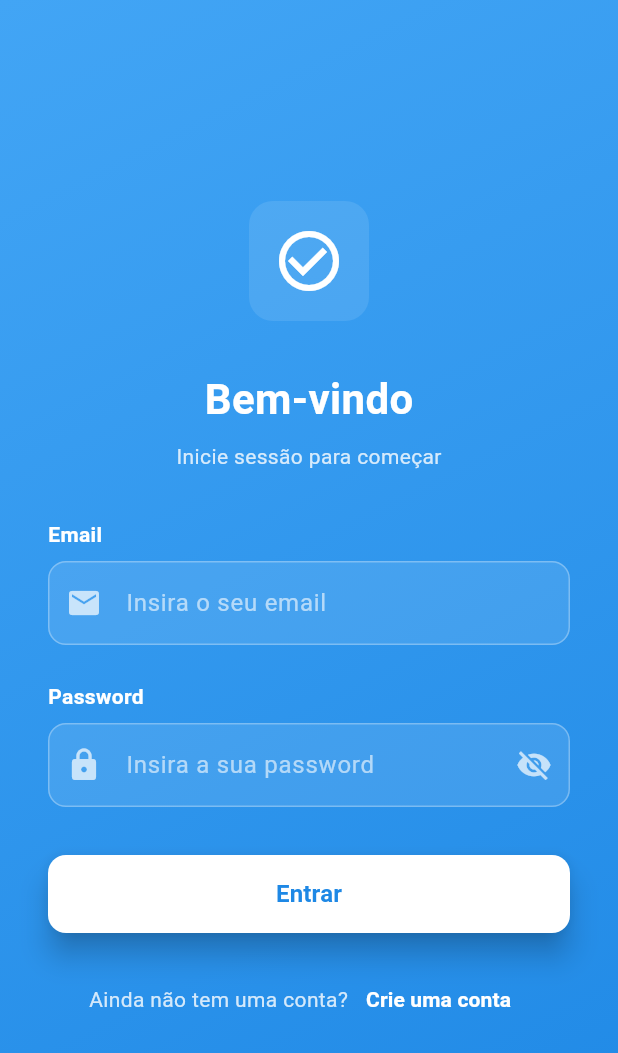
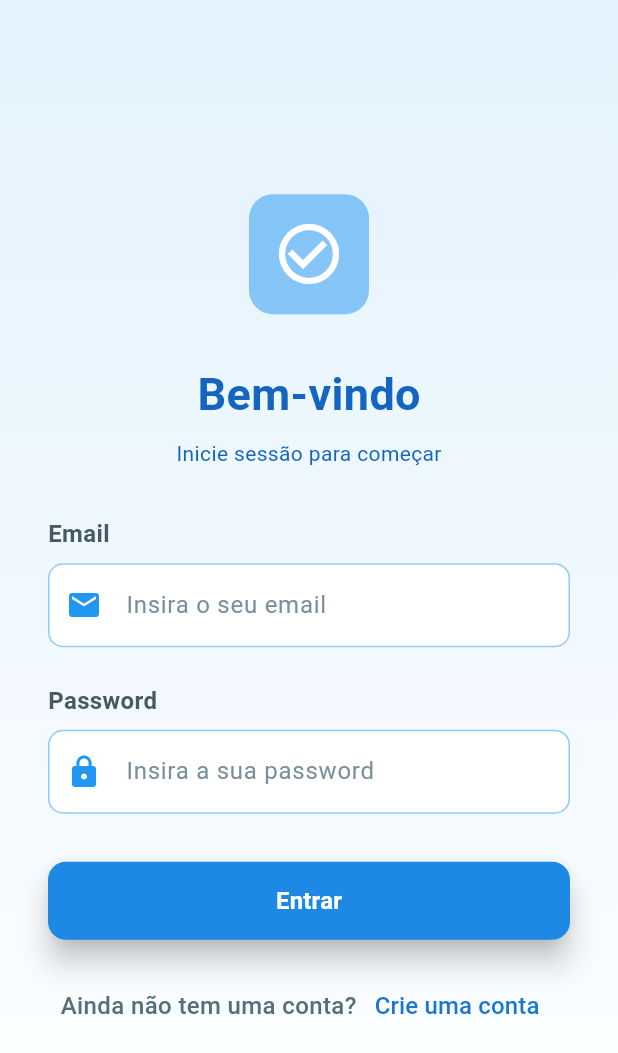
Before and after one commit to Bea-Henriques/PAP, a Flutter app: the screen it shows after launch, after a tap on "Inicie sessão", on a phone screen of 412 x 824 dp. Shown: the top 1053 px of the screen. Run offline on Flutter 3.47's test engine with Material 3 defaults, Android fonts, the phone set to English and light mode, and no system bars; our stand-ins replace cloud_firestore, firebase_auth, firebase_core; accounts and stored records are empty.

Commit message:
style: alterações nas cores do design das páginas de autenticação

```diff
--- a/doit_app/lib/screens/login_screen.dart
+++ b/doit_app/lib/screens/login_screen.dart
@@ -30,9 +30,9 @@
         // Background gradient
         decoration: BoxDecoration(
           gradient: LinearGradient(
-            begin: Alignment.topLeft,
-            end: Alignment.bottomRight,
-            colors: [Colors.blue.shade400, Colors.blue.shade600],
+            begin: Alignment.topCenter,
+            end: Alignment.bottomCenter,
+            colors: [Colors.blue.shade50, Colors.white],
           ),
         ),
         child: Center(
@@ -46,7 +46,7 @@
                   Container(
                     padding: const EdgeInsets.all(16),
                     decoration: BoxDecoration(
-                      color: Colors.white.withOpacity(0.1),
+                      color: Colors.blue.shade500.withOpacity(0.5),
                       borderRadius: BorderRadius.circular(16),
                     ),
                     child: Icon(
@@ -60,15 +60,15 @@
                   // Title
                   CustomText(
                     text: 'Bem-vindo',
-                    fontSize: 28,
+                    fontSize: 30,
                     fontWeight: FontWeight.bold,
-                    color: Colors.white,
+                    color: Colors.blue.shade800
                   ),
                   SizedBox(height: 8),
                   CustomText(
                     text: 'Inicie sessão para começar',
                     fontSize: 14,
-                    color: Colors.white.withOpacity(0.8),
+                    color: Colors.blue.shade800,
                   ),
                   SizedBox(height: 32),
 
@@ -114,8 +114,8 @@
                     child: CustomButton(
                       onPressed: _handleLogin,
                       text: 'Entrar',
-                      backgroundColor: Colors.white,
-                      foregroundColor: Colors.blue.shade600,
+                      backgroundColor: Colors.blue.shade600,
+                      foregroundColor: Colors.white,
                     ),
                   ),
                   SizedBox(height: 20),
@@ -126,8 +126,9 @@
                     children: [
                       CustomText(
                         text: 'Ainda não tem uma conta?',
-                        fontSize: 14,
-                        color: Colors.white.withOpacity(0.8),
+                        fontSize: 16,
+                        fontWeight: FontWeight.w500,
+                        color: Colors.blueGrey[600]
                       ),
                       TextButton(
                         onPressed: () {
@@ -140,9 +141,9 @@
                         },
                         child: CustomText(
                           text: 'Crie uma conta',
-                          fontSize: 14,
-                          fontWeight: FontWeight.bold,
-                          color: Colors.white,
+                          fontSize: 16,
+                          fontWeight: FontWeight.w500,
+                          color: Colors.blue.shade700,
                         ),
                       ),
                     ],
--- a/doit_app/lib/screens/signup_screen.dart
+++ b/doit_app/lib/screens/signup_screen.dart
@@ -32,9 +32,9 @@
         // Background gradient
         decoration: BoxDecoration(
           gradient: LinearGradient(
-            begin: Alignment.topLeft,
-            end: Alignment.bottomRight,
-            colors: [Colors.blue.shade400, Colors.blue.shade600],
+            begin: Alignment.topCenter,
+            end: Alignment.bottomCenter,
+            colors: [Colors.blue.shade50, Colors.white],
           ),
         ),
         child: Center(
@@ -48,7 +48,7 @@
                   Container(
                     padding: const EdgeInsets.all(16),
                     decoration: BoxDecoration(
-                      color: Colors.white.withOpacity(0.1),
+                      color: Colors.blue.shade500.withOpacity(0.5),
                       borderRadius: BorderRadius.circular(16),
                     ),
                     child: Icon(
@@ -64,13 +64,13 @@
                     text: 'Bem-vindo',
                     fontSize: 28,
                     fontWeight: FontWeight.bold,
-                    color: Colors.white,
+                    color: Colors.blue.shade800
                   ),
                   SizedBox(height: 8),
                   CustomText(
                     text: 'Crie uma conta para começar',
                     fontSize: 14,
-                    color: Colors.white.withOpacity(0.8),
+                    color: Colors.blue.shade800
                   ),
                   SizedBox(height: 32),
 
@@ -108,7 +108,7 @@
                         _obscurePassword
                             ? Icons.visibility_off
                             : Icons.visibility,
-                        color: Colors.white.withOpacity(0.7),
+                        color: Colors.blue.shade500,
                       ),
                       onPressed: () {
                         setState(() {
@@ -126,8 +126,8 @@
                     child: CustomButton(
                       onPressed: _handleSignUp,
                       text: 'Criar Conta',
-                      backgroundColor: Colors.white,
-                      foregroundColor: Colors.blue.shade600,
+                      backgroundColor: Colors.blue.shade600,
+                      foregroundColor: Colors.white,
                     ),
                   ),
                   SizedBox(height: 20),
@@ -138,8 +138,9 @@
                     children: [
                       CustomText(
                         text: 'Já tem uma conta? ',
-                        fontSize: 14,
-                        color: Colors.white.withOpacity(0.8),
+                        fontSize: 16,
+                        fontWeight: FontWeight.w500,
+                        color: Colors.blueGrey[600]
                       ),
                       TextButton(
                         onPressed: () {
@@ -152,9 +153,9 @@
                         },
                         child: CustomText(
                           text: 'Inicie sessão',
-                          fontSize: 14,
-                          fontWeight: FontWeight.bold,
-                          color: Colors.white,
+                          fontSize: 16,
+                          fontWeight: FontWeight.w500,
+                          color: Colors.blue.shade700,
                         ),
                       ),
                     ],
--- a/doit_app/lib/widgets/custom_label.dart
+++ b/doit_app/lib/widgets/custom_label.dart
@@ -19,9 +19,9 @@
       alignment: Alignment.centerLeft,
       child: CustomText(
         text: text,
-        fontSize: 14,
+        fontSize: 16,
         fontWeight: FontWeight.w600,
-        color: Colors.white),
+        color: Colors.blueGrey[700]),
     );
   }
 }
--- a/doit_app/lib/widgets/custom_textfield.dart
+++ b/doit_app/lib/widgets/custom_textfield.dart
@@ -33,25 +33,25 @@
       controller: controller,
       obscureText: obscureText,
       keyboardType: keyboardType,
-      style: TextStyle(color: Colors.white),
+      style: TextStyle(color: Colors.blueGrey[800]),
       decoration: InputDecoration(
         hintText: hintText,
-        hintStyle: TextStyle(color: Colors.white.withOpacity(0.6)),
-        prefixIcon: Icon(prefixIcon, color: Colors.white.withOpacity(0.7)),
+        hintStyle: TextStyle(color: Colors.blueGrey[400]),
+        prefixIcon: Icon(prefixIcon, color: Colors.blue.shade500),
         suffixIcon: sufixIcon,
         filled: true,
-        fillColor: Colors.white.withOpacity(0.1),
+        fillColor: Colors.white,
         border: OutlineInputBorder(
-          borderRadius: BorderRadius.circular(12),
-          borderSide: BorderSide(color: Colors.white.withOpacity(0.3)),
+          borderRadius: BorderRadius.circular(10),
+          borderSide: BorderSide(color: Colors.blue.shade300),
         ),
         enabledBorder: OutlineInputBorder(
-          borderRadius: BorderRadius.circular(12),
-          borderSide: BorderSide(color: Colors.white.withOpacity(0.3)),
+          borderRadius: BorderRadius.circular(10),
+          borderSide: BorderSide(color: Colors.blue.shade200),
         ),
         focusedBorder: OutlineInputBorder(
-          borderRadius: BorderRadius.circular(12),
-          borderSide: BorderSide(color: Colors.white, width: 2),
+          borderRadius: BorderRadius.circular(10),
+          borderSide: BorderSide(color: Colors.blue.shade500, width: 2),
         ),
       ),
     );
```
Also changed, not shown: doit_app/pubspec.lock.
